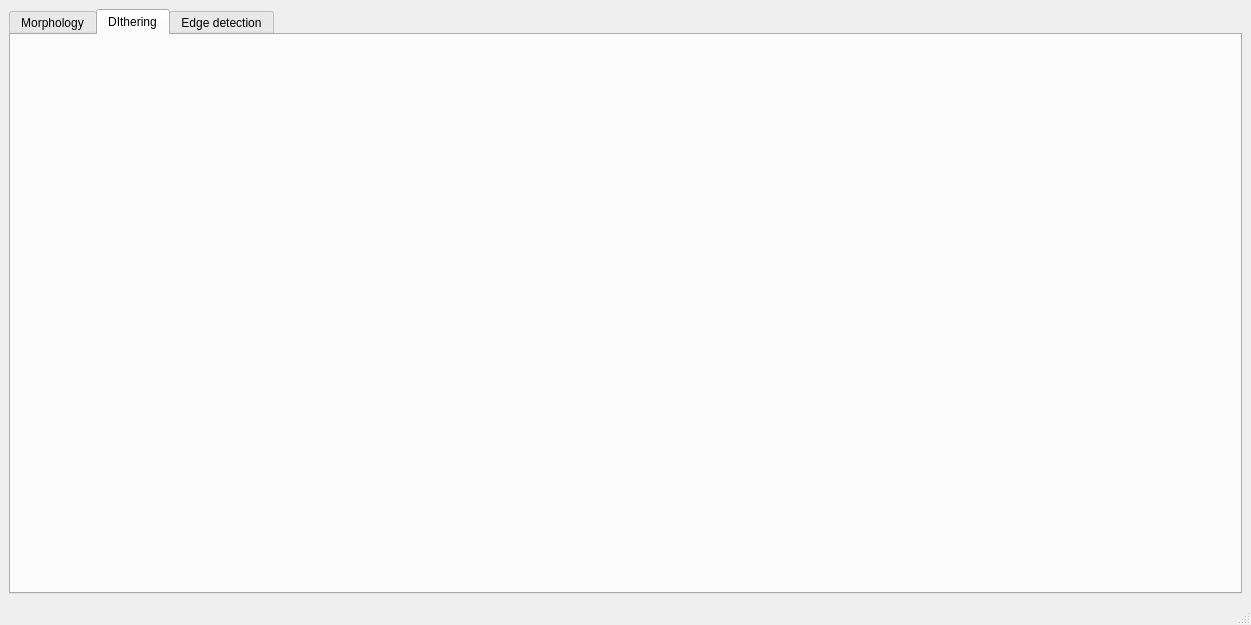
josura/GPU-imageprocesing-suite, file GUI/functioningGUI/mainwindow.ui: the form before one commit.
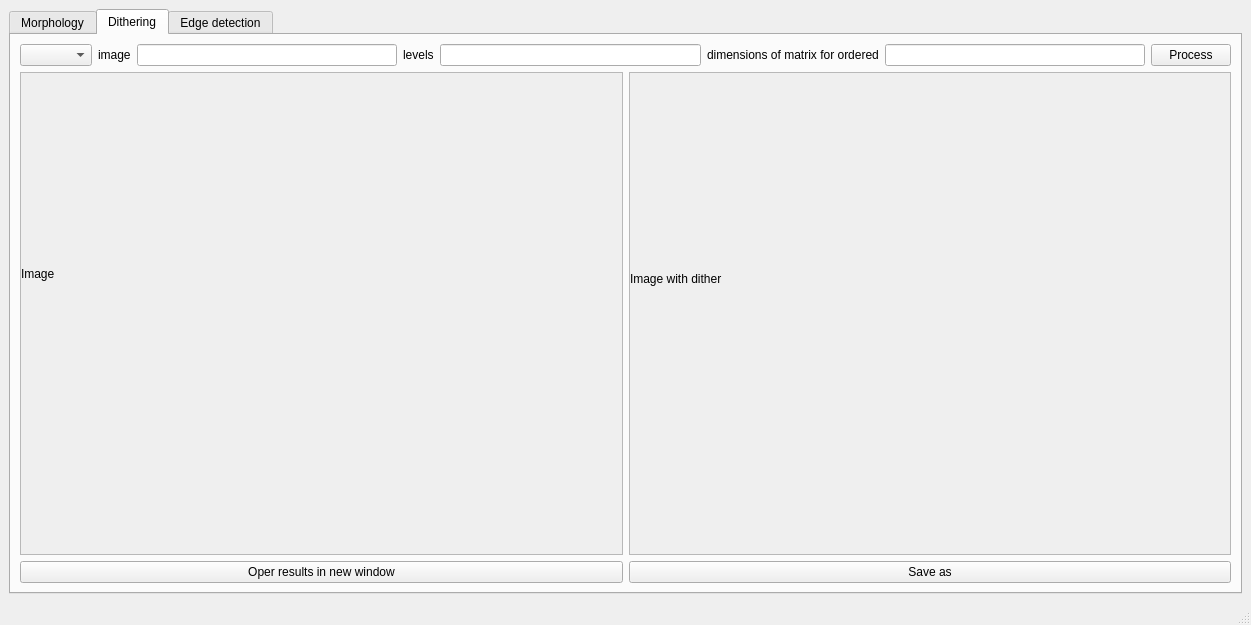
The form after the commit. The open tabs and pages were chosen to show the change.

Commit message: added functionalities for dithering

The edit to the form file:
```diff
--- a/GUI/functioningGUI/mainwindow.ui
+++ b/GUI/functioningGUI/mainwindow.ui
@@ -18,7 +18,10 @@
     <item>
      <widget class="QTabWidget" name="tabWidget">
       <property name="currentIndex">
-       <number>0</number>
+       <number>1</number>
+      </property>
+      <property name="elideMode">
+       <enum>Qt::ElideNone</enum>
       </property>
       <widget class="QWidget" name="tab">
        <attribute name="title">
@@ -145,8 +148,136 @@
       </widget>
       <widget class="QWidget" name="tab_2">
        <attribute name="title">
-        <string>DIthering</string>
+        <string>Dithering</string>
        </attribute>
+       <layout class="QVBoxLayout" name="verticalLayout_3">
+        <item>
+         <layout class="QHBoxLayout" name="horizontalLayout_3">
+          <item>
+           <widget class="QComboBox" name="comboBoxDither"/>
+          </item>
+          <item>
+           <widget class="QLabel" name="imageDither">
+            <property name="text">
+             <string>image</string>
+            </property>
+           </widget>
+          </item>
+          <item>
+           <widget class="QLineEdit" name="lineEdit_3"/>
+          </item>
+          <item>
+           <widget class="QLabel" name="label_3">
+            <property name="text">
+             <string>levels</string>
+            </property>
+           </widget>
+          </item>
+          <item>
+           <widget class="QLineEdit" name="lineEdit_5"/>
+          </item>
+          <item>
+           <widget class="QLabel" name="dimesioniDither">
+            <property name="text">
+             <string>dimensions of matrix for ordered</string>
+            </property>
+           </widget>
+          </item>
+          <item>
+           <widget class="QLineEdit" name="lineEdit_4"/>
+          </item>
+          <item>
+           <widget class="QPushButton" name="pushButton_4">
+            <property name="text">
+             <string>Process</string>
+            </property>
+           </widget>
+          </item>
+         </layout>
+        </item>
+        <item>
+         <layout class="QHBoxLayout" name="horizontalLayout_4">
+          <item>
+           <widget class="QScrollArea" name="scrollAreaDither">
+            <property name="widgetResizable">
+             <bool>true</bool>
+            </property>
+            <widget class="QWidget" name="scrollAreaWidgetContents_2">
+             <property name="geometry">
+              <rect>
+               <x>0</x>
+               <y>0</y>
+               <width>595</width>
+               <height>409</height>
+              </rect>
+             </property>
+             <widget class="QLabel" name="ditheringImage">
+              <property name="geometry">
+               <rect>
+                <x>0</x>
+                <y>0</y>
+                <width>441</width>
+                <height>401</height>
+               </rect>
+              </property>
+              <property name="text">
+               <string>Image</string>
+              </property>
+             </widget>
+            </widget>
+           </widget>
+          </item>
+          <item>
+           <widget class="QScrollArea" name="scrollAreaDither2">
+            <property name="widgetResizable">
+             <bool>true</bool>
+            </property>
+            <widget class="QWidget" name="scrollAreaWidgetContents_5">
+             <property name="geometry">
+              <rect>
+               <x>0</x>
+               <y>0</y>
+               <width>595</width>
+               <height>409</height>
+              </rect>
+             </property>
+             <widget class="QLabel" name="ditheringImageProcessed">
+              <property name="geometry">
+               <rect>
+                <x>0</x>
+                <y>0</y>
+                <width>441</width>
+                <height>411</height>
+               </rect>
+              </property>
+              <property name="text">
+               <string>Image with dither</string>
+              </property>
+             </widget>
+            </widget>
+           </widget>
+          </item>
+         </layout>
+        </item>
+        <item>
+         <layout class="QHBoxLayout" name="horizontalLayout_5">
+          <item>
+           <widget class="QPushButton" name="pushButtonDither1">
+            <property name="text">
+             <string>Oper results in new window</string>
+            </property>
+           </widget>
+          </item>
+          <item>
+           <widget class="QPushButton" name="pushButton_6">
+            <property name="text">
+             <string>Save as</string>
+            </property>
+           </widget>
+          </item>
+         </layout>
+        </item>
+       </layout>
       </widget>
       <widget class="QWidget" name="tab_3">
        <attribute name="title">
```
The commit also changes 4 other files.
